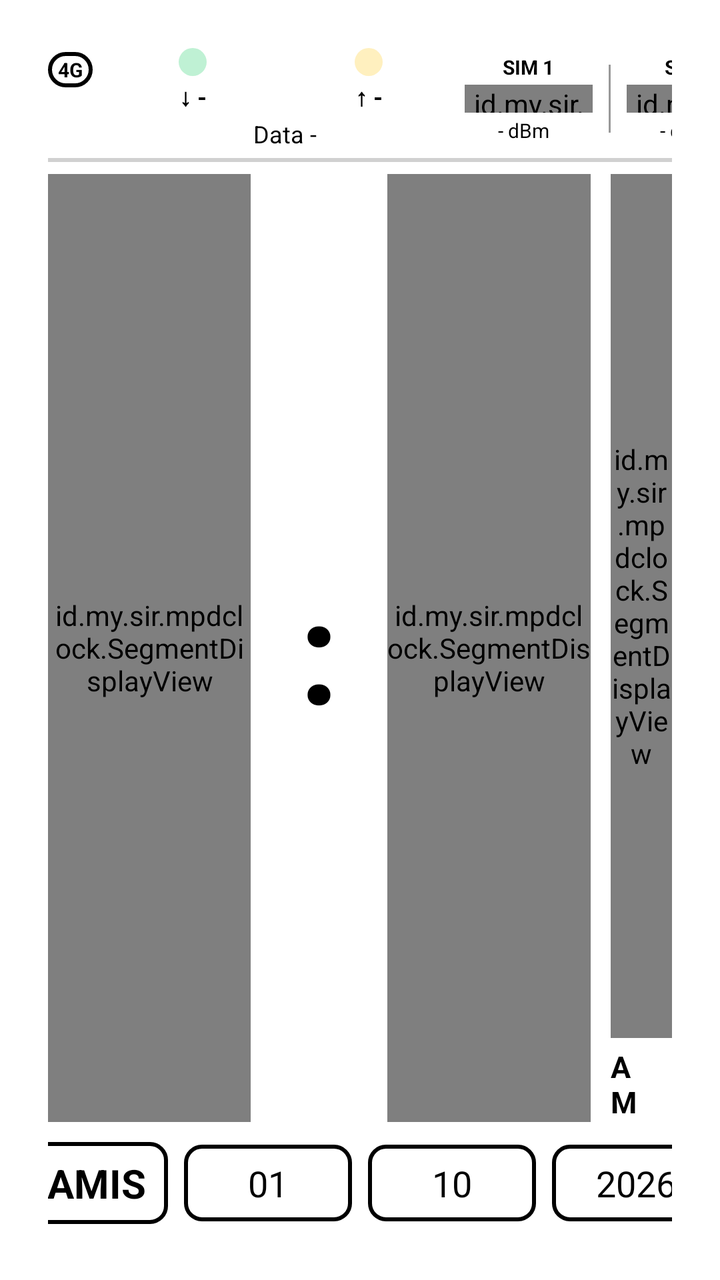
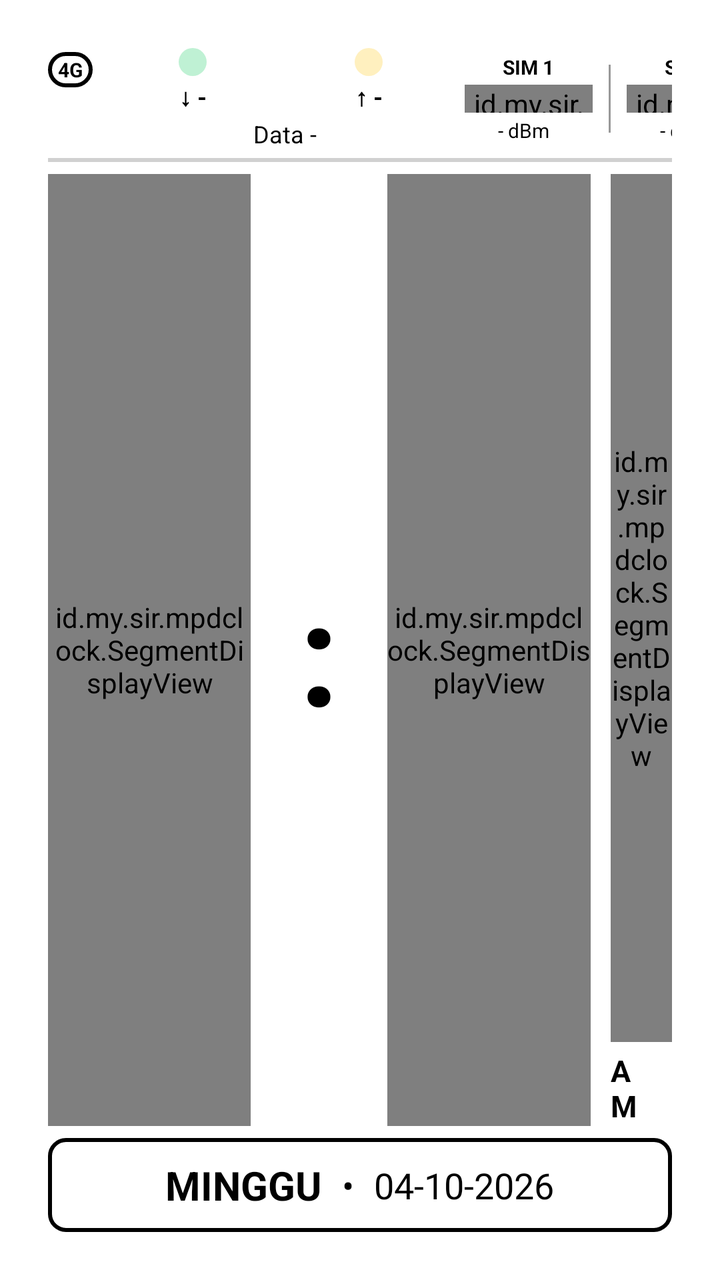

An Android layout rendered at two revisions. The XML below is the earlier revision; the diff shows what the commit changed to produce the second picture.
<!-- AndroidManifest.xml: application theme Theme.JamDigital -->
<!-- res/layout/activity_main.xml -->
<?xml version="1.0" encoding="utf-8"?>
<FrameLayout xmlns:android="http://schemas.android.com/apk/res/android"
    android:id="@+id/rootFrame"
    android:layout_width="match_parent"
    android:layout_height="match_parent"
    android:background="@android:color/white"
    android:keepScreenOn="true">

    <LinearLayout
        android:id="@+id/contentBox"
        android:layout_width="match_parent"
        android:layout_height="match_parent"
        android:gravity="center"
        android:orientation="vertical"
        android:padding="24dp">

        
        <LinearLayout
            android:layout_width="match_parent"
            android:layout_height="wrap_content"
            android:gravity="center_vertical"
            android:orientation="horizontal">

            
            <TextView
                android:id="@+id/netBadge"
                android:layout_width="wrap_content"
                android:layout_height="wrap_content"
                android:layout_gravity="top"
                android:layout_marginTop="2dp"
                android:background="@drawable/badge_outline"
                android:paddingHorizontal="5dp"
                android:paddingVertical="2dp"
                android:text="4G"
                android:textColor="@android:color/black"
                android:textSize="10sp"
                android:textStyle="bold" />

            
            <LinearLayout
                android:layout_width="180dp"
                android:layout_height="wrap_content"
                android:layout_marginStart="6dp"
                android:orientation="vertical">

                <LinearLayout
                    android:layout_width="180dp"
                    android:layout_height="wrap_content"
                    android:gravity="center_vertical"
                    android:orientation="horizontal">

                    <LinearLayout
                        android:layout_width="88dp"
                        android:layout_height="wrap_content"
                        android:gravity="center_horizontal"
                        android:orientation="vertical">

                        <View
                            android:id="@+id/ledDown"
                            android:layout_width="14dp"
                            android:layout_height="14dp"
                            android:alpha="0.25"
                            android:background="@drawable/led_green" />

                        <TextView
                            android:id="@+id/dlSpeed"
                            android:layout_width="88dp"
                            android:layout_height="wrap_content"
                            android:layout_marginTop="2dp"
                            android:gravity="center"
                            android:maxLines="1"
                            android:text="↓ -"
                            android:textColor="@android:color/black"
                            android:textSize="12sp"
                            android:textStyle="bold" />
                    </LinearLayout>

                    <LinearLayout
                        android:layout_width="88dp"
                        android:layout_height="wrap_content"
                        android:gravity="center_horizontal"
                        android:orientation="vertical">

                        <View
                            android:id="@+id/ledUp"
                            android:layout_width="14dp"
                            android:layout_height="14dp"
                            android:alpha="0.25"
                            android:background="@drawable/led_yellow" />

                        <TextView
                            android:id="@+id/ulSpeed"
                            android:layout_width="88dp"
                            android:layout_height="wrap_content"
                            android:layout_marginTop="2dp"
                            android:gravity="center"
                            android:maxLines="1"
                            android:text="↑ -"
                            android:textColor="@android:color/black"
                            android:textSize="12sp"
                            android:textStyle="bold" />
                    </LinearLayout>
                </LinearLayout>

                <TextView
                    android:id="@+id/dataUsageText"
                    android:layout_width="180dp"
                    android:layout_height="wrap_content"
                    android:layout_marginTop="2dp"
                    android:gravity="center_horizontal"
                    android:maxLines="1"
                    android:text="Data -"
                    android:textColor="@android:color/black"
                    android:textSize="12sp" />
            </LinearLayout>

            <View
                android:layout_width="0dp"
                android:layout_height="1dp"
                android:layout_weight="1" />

            
            <LinearLayout
                android:layout_width="wrap_content"
                android:layout_height="wrap_content"
                android:gravity="center_vertical"
                android:orientation="horizontal">

                <LinearLayout
                    android:layout_width="wrap_content"
                    android:layout_height="wrap_content"
                    android:gravity="center_horizontal"
                    android:orientation="vertical">

                    <TextView
                        android:id="@+id/sim1Label"
                        android:layout_width="wrap_content"
                        android:layout_height="wrap_content"
                        android:text="SIM 1"
                        android:textColor="@android:color/black"
                        android:textSize="10sp"
                        android:textStyle="bold" />

                    <id.my.sir.mpdclock.SignalBarsView
                        android:id="@+id/sim1Bars"
                        android:layout_width="64dp"
                        android:layout_height="14dp"
                        android:layout_marginTop="2dp" />

                    <LinearLayout
                        android:layout_width="wrap_content"
                        android:layout_height="wrap_content"
                        android:layout_marginTop="2dp"
                        android:gravity="center"
                        android:orientation="horizontal">

                        <TextView
                            android:id="@+id/sim1Dbm"
                            android:layout_width="wrap_content"
                            android:layout_height="wrap_content"
                            android:text="- dBm"
                            android:textColor="@android:color/black"
                            android:textSize="10sp" />

                        <TextView
                            android:id="@+id/sim1Band"
                            android:layout_width="wrap_content"
                            android:layout_height="wrap_content"
                            android:layout_marginStart="5dp"
                            android:text=""
                            android:textColor="@android:color/black"
                            android:textSize="10sp" />
                    </LinearLayout>
                </LinearLayout>

                <View
                    android:layout_width="1dp"
                    android:layout_height="34dp"
                    android:layout_marginHorizontal="8dp"
                    android:background="#999999" />

                <LinearLayout
                    android:layout_width="wrap_content"
                    android:layout_height="wrap_content"
                    android:gravity="center_horizontal"
                    android:orientation="vertical">

                    <TextView
                        android:id="@+id/sim2Label"
                        android:layout_width="wrap_content"
                        android:layout_height="wrap_content"
                        android:text="SIM 2"
                        android:textColor="@android:color/black"
                        android:textSize="10sp"
                        android:textStyle="bold" />

                    <id.my.sir.mpdclock.SignalBarsView
                        android:id="@+id/sim2Bars"
                        android:layout_width="64dp"
                        android:layout_height="14dp"
                        android:layout_marginTop="2dp" />

                    <LinearLayout
                        android:layout_width="wrap_content"
                        android:layout_height="wrap_content"
                        android:layout_marginTop="2dp"
                        android:gravity="center"
                        android:orientation="horizontal">

                        <TextView
                            android:id="@+id/sim2Dbm"
                            android:layout_width="wrap_content"
                            android:layout_height="wrap_content"
                            android:text="- dBm"
                            android:textColor="@android:color/black"
                            android:textSize="10sp" />

                        <TextView
                            android:id="@+id/sim2Band"
                            android:layout_width="wrap_content"
                            android:layout_height="wrap_content"
                            android:layout_marginStart="5dp"
                            android:text=""
                            android:textColor="@android:color/black"
                            android:textSize="10sp" />
                    </LinearLayout>
                </LinearLayout>

                <View
                    android:layout_width="1dp"
                    android:layout_height="34dp"
                    android:layout_marginHorizontal="8dp"
                    android:background="#999999" />

                <LinearLayout
                    android:layout_width="wrap_content"
                    android:layout_height="wrap_content"
                    android:gravity="center_horizontal"
                    android:orientation="vertical">

                    <TextView
                        android:id="@+id/tempText"
                        android:layout_width="wrap_content"
                        android:layout_height="wrap_content"
                        android:background="@drawable/badge_outline"
                        android:paddingHorizontal="8dp"
                        android:paddingVertical="3dp"
                        android:text="--°C"
                        android:textColor="@android:color/black"
                        android:textSize="12sp"
                        android:textStyle="bold" />

                
                </LinearLayout>

            </LinearLayout>
        </LinearLayout>

        
        <View
            android:id="@+id/dividerTop"
            android:layout_width="match_parent"
            android:layout_height="2dp"
            android:layout_marginTop="4dp"
            android:layout_marginBottom="2dp"
            android:background="#D0D0D0" />

        
        <LinearLayout
            android:id="@+id/clockBox"
            android:layout_width="match_parent"
            android:layout_height="0dp"
            android:layout_marginTop="4dp"
            android:layout_weight="1"
            android:gravity="center"
            android:orientation="horizontal">

            <LinearLayout
                android:layout_width="0dp"
                android:layout_height="match_parent"
                android:layout_weight="1"
                android:gravity="center_horizontal"
                android:orientation="vertical">

                <id.my.sir.mpdclock.SegmentDisplayView
                    android:id="@+id/hourView"
                    android:layout_width="match_parent"
                    android:layout_height="0dp"
                    android:layout_weight="1" />

                
            </LinearLayout>

            <LinearLayout
                android:layout_width="wrap_content"
                android:layout_height="match_parent"
                android:layout_marginStart="24dp"
                android:layout_marginEnd="24dp"
                android:gravity="center"
                android:orientation="vertical">

                <TextView
                    android:id="@+id/colonView"
                    android:layout_width="wrap_content"
                    android:layout_height="0dp"
                    android:layout_weight="1"
                    android:gravity="center"
                    android:text=":"
                    android:textColor="@android:color/black"
                    android:textSize="72sp"
                    android:textStyle="bold" />
            </LinearLayout>

            <LinearLayout
                android:layout_width="0dp"
                android:layout_height="match_parent"
                android:layout_weight="1"
                android:gravity="center_horizontal"
                android:orientation="vertical">

                <id.my.sir.mpdclock.SegmentDisplayView
                    android:id="@+id/minView"
                    android:layout_width="match_parent"
                    android:layout_height="0dp"
                    android:layout_weight="1" />

                
            </LinearLayout>

            <LinearLayout
                android:layout_width="0dp"
                android:layout_height="match_parent"
                android:layout_marginStart="10dp"
                android:layout_weight="0.3"
                android:gravity="center_horizontal"
                android:orientation="vertical">

                <id.my.sir.mpdclock.SegmentDisplayView
                    android:id="@+id/secView"
                    android:layout_width="match_parent"
                    android:layout_height="0dp"
                    android:layout_weight="1" />

                <LinearLayout
                    android:layout_width="wrap_content"
                    android:layout_height="wrap_content"
                    android:layout_marginTop="4dp"
                    android:gravity="center"
                    android:orientation="horizontal">

                    <TextView
                        android:id="@+id/amText"
                        android:layout_width="wrap_content"
                        android:layout_height="wrap_content"
                        android:layout_marginEnd="10dp"
                        android:text="AM"
                        android:textColor="@android:color/black"
                        android:textSize="15sp"
                        android:textStyle="bold" />

                    <TextView
                        android:id="@+id/pmText"
                        android:layout_width="wrap_content"
                        android:layout_height="wrap_content"
                        android:text="PM"
                        android:textColor="#D8D8D8"
                        android:textSize="15sp"
                        android:textStyle="bold" />
                </LinearLayout>
            </LinearLayout>
        </LinearLayout>

        
        <LinearLayout
            android:layout_width="match_parent"
            android:layout_height="wrap_content"
            android:layout_marginTop="6dp"
            android:gravity="center"
            android:orientation="horizontal">

            <LinearLayout
                android:layout_width="84dp"
                android:layout_height="wrap_content"
                android:layout_margin="4dp"
                android:background="@drawable/box_outline"
                android:gravity="center_horizontal"

                android:orientation="vertical"
                android:padding="7dp">

                <TextView
                    android:id="@+id/dayNameText"
                    android:layout_width="wrap_content"
                    android:layout_height="wrap_content"
                    android:gravity="center"
                    android:text="KAMIS"
                    android:textColor="@android:color/black"
                    android:textSize="20sp"
                    android:textStyle="bold" />

                    
            </LinearLayout>

            <LinearLayout
                android:layout_width="84dp"
                android:layout_height="wrap_content"
                android:layout_margin="4dp"
                android:background="@drawable/box_outline"
                android:gravity="center_horizontal"

                android:orientation="vertical"
                android:padding="7dp">

                <TextView
                    android:id="@+id/dateDayText"
                    android:layout_width="wrap_content"
                    android:layout_height="wrap_content"
                    android:fontFamily="@font/dseg7classic_regular"
                    android:gravity="center"
                    android:text="01"
                    android:textColor="@android:color/black"
                    android:textSize="18sp" />

                    
            </LinearLayout>

            <LinearLayout
                android:layout_width="84dp"
                android:layout_height="wrap_content"
                android:layout_margin="4dp"
                android:background="@drawable/box_outline"
                android:gravity="center_horizontal"

                android:orientation="vertical"
                android:padding="7dp">

                <TextView
                    android:id="@+id/dateMonthText"
                    android:layout_width="wrap_content"
                    android:layout_height="wrap_content"
                    android:fontFamily="@font/dseg7classic_regular"
                    android:gravity="center"
                    android:text="10"
                    android:textColor="@android:color/black"
                    android:textSize="18sp" />

                    
            </LinearLayout>

            <LinearLayout
                android:layout_width="84dp"
                android:layout_height="wrap_content"
                android:layout_margin="4dp"
                android:background="@drawable/box_outline"
                android:gravity="center_horizontal"

                android:orientation="vertical"
                android:padding="7dp">

                <TextView
                    android:id="@+id/dateYearText"
                    android:layout_width="wrap_content"
                    android:layout_height="wrap_content"
                    android:fontFamily="@font/dseg7classic_regular"
                    android:gravity="center"
                    android:text="2026"
                    android:textColor="@android:color/black"
                    android:textSize="18sp" />

                    
            </LinearLayout>
        </LinearLayout>
    </LinearLayout>
</FrameLayout>
<!-- resources referenced by this layout -->
<resources>
  <!-- drawable badge_outline (drawable) -->
  <?xml version="1.0" encoding="utf-8"?>
  <shape xmlns:android="http://schemas.android.com/apk/res/android"
      android:shape="rectangle">
      <solid android:color="@android:color/white" />
      <stroke android:width="2dp" android:color="@android:color/black" />
      <corners android:radius="8dp" />
  </shape>
  <!-- drawable box_outline (drawable) -->
  <?xml version="1.0" encoding="utf-8"?>
  <shape xmlns:android="http://schemas.android.com/apk/res/android"
      android:shape="rectangle">
      <solid android:color="@android:color/white" />
      <stroke
          android:width="2dp"
          android:color="@android:color/black" />
      <corners android:radius="8dp" />
  </shape>
  <!-- drawable led_green (drawable) -->
  <?xml version="1.0" encoding="utf-8"?>
  <shape xmlns:android="http://schemas.android.com/apk/res/android"
      android:shape="oval">
      <solid android:color="#00C853" />
      <size
          android:width="14dp"
          android:height="14dp" />
  </shape>
  <!-- drawable led_yellow (drawable) -->
  <?xml version="1.0" encoding="utf-8"?>
  <shape xmlns:android="http://schemas.android.com/apk/res/android"
      android:shape="oval">
      <solid android:color="#FFC400" />
      <size
          android:width="14dp"
          android:height="14dp" />
  </shape>
  <style name="Theme.JamDigital" parent="android:Theme.Material.Light.NoActionBar">
          <item name="android:windowBackground">@android:color/white</item>
          
          <item name="android:windowFullscreen">true</item>
          <item name="android:windowNoTitle">true</item>
          <item name="android:windowContentOverlay">@null</item>
          <item name="android:statusBarColor">@android:color/transparent</item>
          <item name="android:navigationBarColor">@android:color/transparent</item>
      </style>
</resources>

<!-- the commit's change to res/layout/activity_main.xml (unified diff, before → after) -->
@@ -372,103 +372,72 @@
 
         
         <LinearLayout
+            android:id="@+id/dateBox"
             android:layout_width="match_parent"
             android:layout_height="wrap_content"
             android:layout_marginTop="6dp"
+            android:background="@drawable/box_outline"
             android:gravity="center"
-            android:orientation="horizontal">
-
-            <LinearLayout
-                android:layout_width="84dp"
-                android:layout_height="wrap_content"
-                android:layout_margin="4dp"
-                android:background="@drawable/box_outline"
-                android:gravity="center_horizontal"
-
-                android:orientation="vertical"
-                android:padding="7dp">
-
-                <TextView
-                    android:id="@+id/dayNameText"
-                    android:layout_width="wrap_content"
-                    android:layout_height="wrap_content"
-                    android:gravity="center"
-                    android:text="KAMIS"
-                    android:textColor="@android:color/black"
-                    android:textSize="20sp"
-                    android:textStyle="bold" />
-
-                    
-            </LinearLayout>
-
-            <LinearLayout
-                android:layout_width="84dp"
-                android:layout_height="wrap_content"
-                android:layout_margin="4dp"
-                android:background="@drawable/box_outline"
-                android:gravity="center_horizontal"
-
-                android:orientation="vertical"
-                android:padding="7dp">
-
-                <TextView
-                    android:id="@+id/dateDayText"
-                    android:layout_width="wrap_content"
-                    android:layout_height="wrap_content"
-                    android:fontFamily="@font/dseg7classic_regular"
-                    android:gravity="center"
-                    android:text="01"
-                    android:textColor="@android:color/black"
-                    android:textSize="18sp" />
-
-                    
-            </LinearLayout>
-
-            <LinearLayout
-                android:layout_width="84dp"
-                android:layout_height="wrap_content"
-                android:layout_margin="4dp"
-                android:background="@drawable/box_outline"
-                android:gravity="center_horizontal"
-
-                android:orientation="vertical"
-                android:padding="7dp">
-
-                <TextView
-                    android:id="@+id/dateMonthText"
-                    android:layout_width="wrap_content"
-                    android:layout_height="wrap_content"
-                    android:fontFamily="@font/dseg7classic_regular"
-                    android:gravity="center"
-                    android:text="10"
-                    android:textColor="@android:color/black"
-                    android:textSize="18sp" />
-
-                    
-            </LinearLayout>
-
-            <LinearLayout
-                android:layout_width="84dp"
-                android:layout_height="wrap_content"
-                android:layout_margin="4dp"
-                android:background="@drawable/box_outline"
-                android:gravity="center_horizontal"
-
-                android:orientation="vertical"
-                android:padding="7dp">
-
-                <TextView
-                    android:id="@+id/dateYearText"
-                    android:layout_width="wrap_content"
-                    android:layout_height="wrap_content"
-                    android:fontFamily="@font/dseg7classic_regular"
-                    android:gravity="center"
-                    android:text="2026"
-                    android:textColor="@android:color/black"
-                    android:textSize="18sp" />
-
-                    
-            </LinearLayout>
+            android:orientation="horizontal"
+            android:padding="10dp">
+
+            <TextView
+                android:id="@+id/dayNameText"
+                android:layout_width="wrap_content"
+                android:layout_height="wrap_content"
+                android:text="MINGGU"
+                android:textColor="@android:color/black"
+                android:textSize="20sp"
+                android:textStyle="bold" />
+
+            <TextView
+                android:layout_width="wrap_content"
+                android:layout_height="wrap_content"
+                android:layout_marginHorizontal="10dp"
+                android:text="•"
+                android:textColor="@android:color/black"
+                android:textSize="18sp" />
+
+            <TextView
+                android:id="@+id/dateDayText"
+                android:layout_width="wrap_content"
+                android:layout_height="wrap_content"
+                android:fontFamily="@font/dseg7classic_regular"
+                android:text="04"
+                android:textColor="@android:color/black"
+                android:textSize="18sp" />
+
+            <TextView
+                android:layout_width="wrap_content"
+                android:layout_height="wrap_content"
+                android:text="-"
+                android:textColor="@android:color/black"
+                android:textSize="18sp" />
+
+            <TextView
+                android:id="@+id/dateMonthText"
+                android:layout_width="wrap_content"
+                android:layout_height="wrap_content"
+                android:fontFamily="@font/dseg7classic_regular"
+                android:text="10"
+                android:textColor="@android:color/black"
+                android:textSize="18sp" />
+
+            <TextView
+                android:layout_width="wrap_content"
+                android:layout_height="wrap_content"
+                android:text="-"
+                android:textColor="@android:color/black"
+                android:textSize="18sp" />
+
+            <TextView
+                android:id="@+id/dateYearText"
+                android:layout_width="wrap_content"
+                android:layout_height="wrap_content"
+                android:fontFamily="@font/dseg7classic_regular"
+                android:text="2026"
+                android:textColor="@android:color/black"
+                android:textSize="18sp" />
         </LinearLayout>
     </LinearLayout>
 </FrameLayout>
